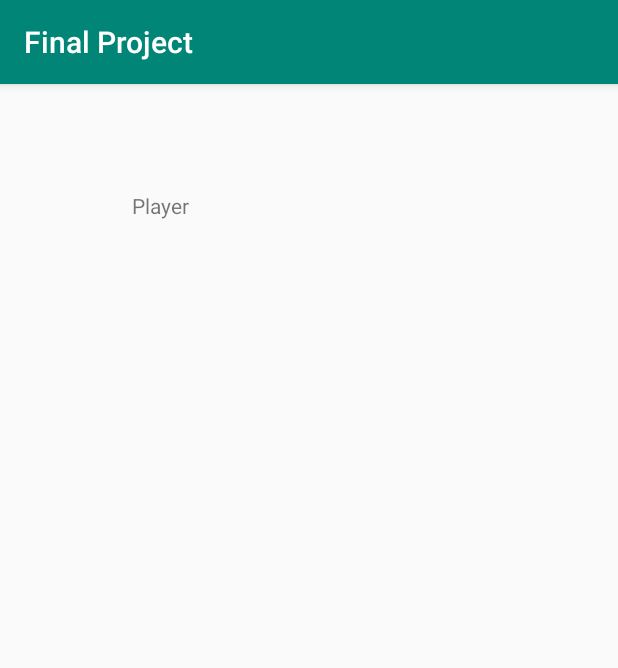
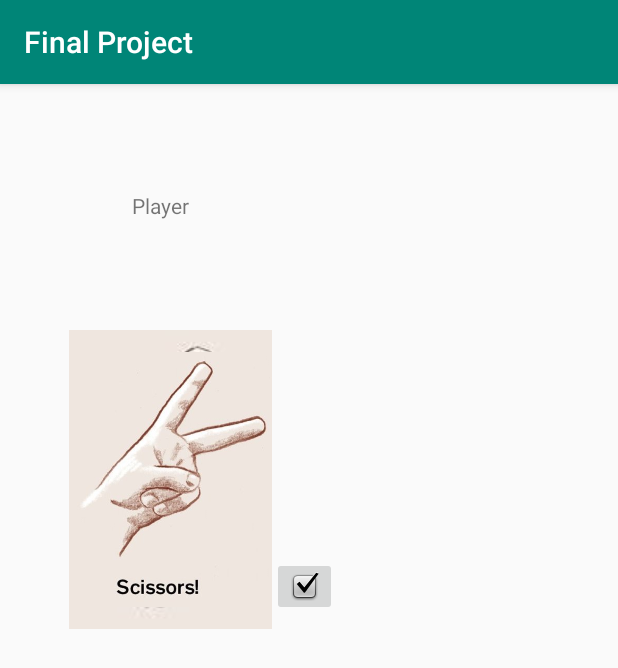
Before and after one commit to shangn2-cs125/cs125-FinalProject, an Android app: the RPC2 screen opened directly, with no data from a screen before it, on a phone screen of 412 x 824 dp. Shown: the top 668 px of the screen. Run offline under Robolectric (Android 15) with nearby library versions, the phone set to English and light mode, and no system bars; 1 statement that could not run was skipped.

Commit message:
RPC Could Move now!

```diff
--- a/app/build.gradle
+++ b/app/build.gradle
@@ -23,6 +23,7 @@ dependencies {
     implementation fileTree(dir: 'libs', include: ['*.jar'])
     implementation 'androidx.appcompat:appcompat:1.0.2'
     implementation 'androidx.constraintlayout:constraintlayout:1.1.3'
+    implementation 'com.android.volley:volley:1.1.1'
     testImplementation 'junit:junit:4.12'
     androidTestImplementation 'androidx.test:runner:1.1.1'
     androidTestImplementation 'androidx.test.espresso:espresso-core:3.1.1'
--- a/app/src/main/java/com/example/finalproject/RPC2.java
+++ b/app/src/main/java/com/example/finalproject/RPC2.java
@@ -3,8 +3,11 @@ package com.example.finalproject;
 import androidx.appcompat.app.AppCompatActivity;
 
 import android.content.Intent;
+import android.graphics.drawable.AnimationDrawable;
 import android.os.Bundle;
+import android.widget.ImageView;
 import android.widget.TextView;
+
 
 public class RPC2 extends AppCompatActivity {
 
@@ -20,5 +23,9 @@ public class RPC2 extends AppCompatActivity {
         } else {
             userName.setText("Player");
         }
+        ImageView rockPaperScissors = findViewById(R.id.imageRock);
+        rockPaperScissors.setBackgroundResource(R.drawable.animation);
+        AnimationDrawable rockPaper = (AnimationDrawable) rockPaperScissors.getDrawable();
+        rockPaper.start();
     }
 }
--- /dev/null
+++ b/app/src/main/res/drawable/animation.xml
@@ -0,0 +1,15 @@
+<?xml version="1.0" encoding="utf-8"?>
+<animation-list xmlns:android="http://schemas.android.com/apk/res/android">
+
+    <item
+        android:drawable="@drawable/rock"
+        android:duration="200"/>
+
+    <item
+        android:drawable="@drawable/paper"
+        android:duration="200"/>
+
+    <item
+        android:drawable="@drawable/scissors"
+        android:duration="200"/>
+</animation-list>
--- a/app/src/main/res/layout/activity_rpc2.xml
+++ b/app/src/main/res/layout/activity_rpc2.xml
@@ -21,4 +21,31 @@
         app:layout_constraintEnd_toEndOf="parent"
         app:layout_constraintStart_toStartOf="parent"
         app:layout_constraintTop_toTopOf="parent" />
+
+    <ImageButton
+        android:id="@+id/checkButton"
+        android:layout_width="wrap_content"
+        android:layout_height="wrap_content"
+        android:layout_marginTop="297dp"
+        android:layout_marginEnd="187dp"
+        android:layout_marginRight="187dp"
+        android:layout_marginBottom="396dp"
+        app:layout_constraintBottom_toBottomOf="parent"
+        app:layout_constraintEnd_toEndOf="parent"
+        app:layout_constraintTop_toTopOf="parent"
+        app:srcCompat="@android:drawable/checkbox_on_background" />
+
+    <ImageView
+        android:id="@+id/imageRock"
+        android:layout_width="wrap_content"
+        android:layout_height="wrap_content"
+        android:layout_marginStart="46dp"
+        android:layout_marginLeft="46dp"
+        android:layout_marginTop="64dp"
+        android:layout_marginBottom="396dp"
+        app:layout_constraintBottom_toBottomOf="parent"
+        app:layout_constraintEnd_toStartOf="@+id/checkButton"
+        app:layout_constraintStart_toStartOf="parent"
+        app:layout_constraintTop_toBottomOf="@+id/textView"
+        app:srcCompat="@drawable/animation" />
 </androidx.constraintlayout.widget.ConstraintLayout>
```
Also changed, not shown: app/src/main/res/drawable-v24/paper.jpg (added), app/src/main/res/drawable-v24/rock.jpg (added), app/src/main/res/drawable-v24/scissors.jpg (added), app/src/main/res/mipmap-mdpi/pig.png (renamed from app/src/main/res/mipmap-mdpi/RPC.png), app/src/main/res/mipmap-mdpi/pig2.jpeg (renamed from app/src/main/res/mipmap-mdpi/RPC.jpeg).
